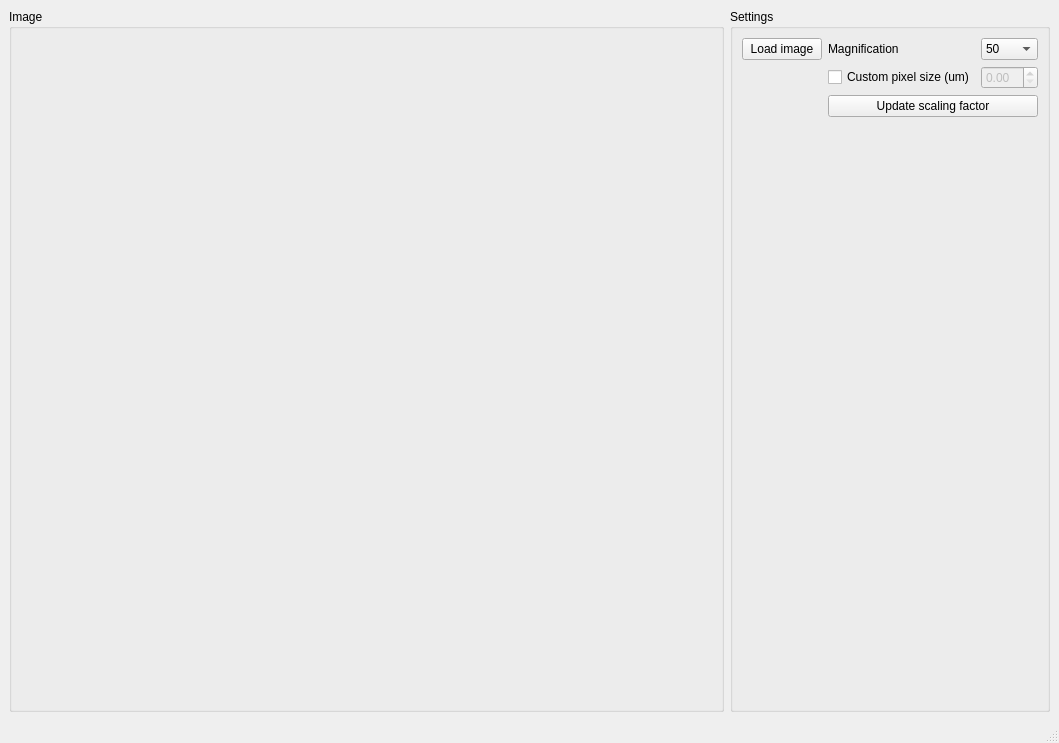
Above: PythonGUI_apps/Image_analysis/image_analysis_gui.ui from SarthakJariwala/Python_GUI_apps before the change. Below: the same form after it.
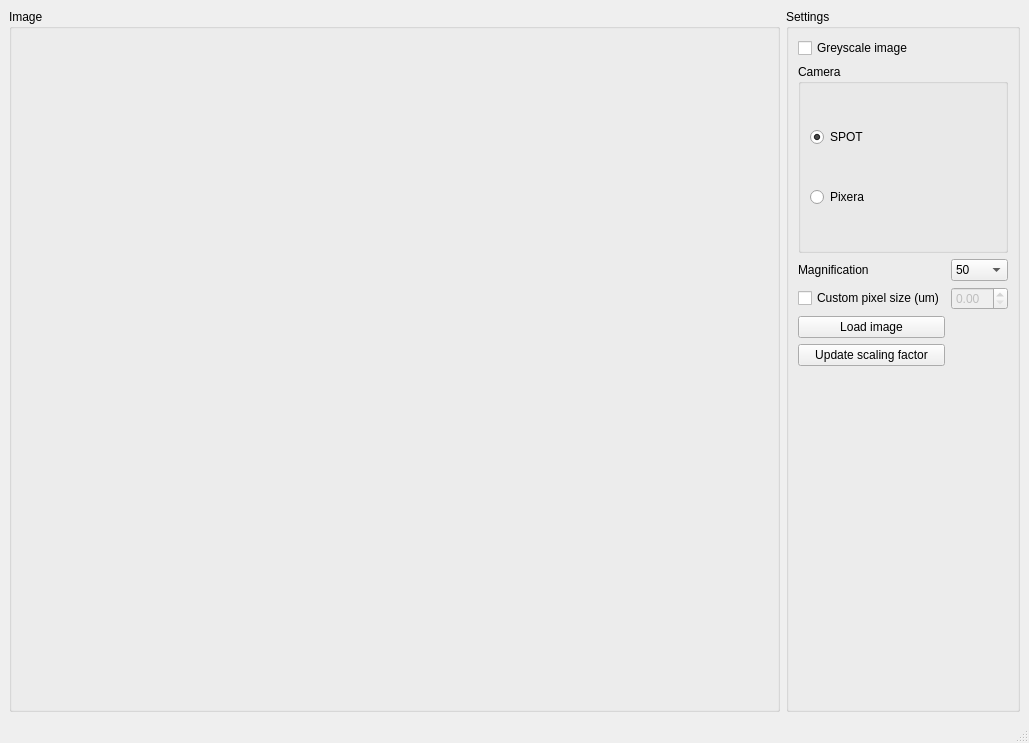
That is the form after the change.

Commit message: image_analysis: add grayscale option, flim: average instead of sum for line profile

```diff
--- a/PythonGUI_apps/Image_analysis/image_analysis_gui.ui
+++ b/PythonGUI_apps/Image_analysis/image_analysis_gui.ui
@@ -6,7 +6,7 @@
    <rect>
     <x>0</x>
     <y>0</y>
-    <width>1059</width>
+    <width>1029</width>
     <height>743</height>
    </rect>
   </property>
@@ -51,14 +51,21 @@
        </item>
        <item row="0" column="0">
         <layout class="QGridLayout" name="gridLayout">
-         <item row="1" column="2">
-          <widget class="QCheckBox" name="custom_pixel_size_checkBox">
+         <item row="6" column="0">
+          <widget class="QPushButton" name="load_image_pushButton">
            <property name="text">
-            <string>Custom pixel size (um)</string>
+            <string>Load image</string>
            </property>
           </widget>
          </item>
-         <item row="0" column="3">
+         <item row="0" column="0">
+          <widget class="QCheckBox" name="greyscale_checkBox">
+           <property name="text">
+            <string>Greyscale image</string>
+           </property>
+          </widget>
+         </item>
+         <item row="3" column="1">
           <widget class="QComboBox" name="magnification_comboBox">
            <item>
             <property name="text">
@@ -77,28 +84,54 @@
            </item>
           </widget>
          </item>
-         <item row="1" column="3">
+         <item row="3" column="0">
+          <widget class="QLabel" name="label_7">
+           <property name="text">
+            <string>Magnification</string>
+           </property>
+          </widget>
+         </item>
+         <item row="5" column="0">
+          <widget class="QCheckBox" name="custom_pixel_size_checkBox">
+           <property name="text">
+            <string>Custom pixel size (um)</string>
+           </property>
+          </widget>
+         </item>
+         <item row="5" column="1">
           <widget class="QDoubleSpinBox" name="custom_pixel_size_spinBox">
            <property name="enabled">
             <bool>false</bool>
            </property>
           </widget>
          </item>
-         <item row="0" column="2">
-          <widget class="QLabel" name="label_7">
-           <property name="text">
-            <string>Magnification</string>
+         <item row="2" column="0" colspan="2">
+          <widget class="QGroupBox" name="groupBox">
+           <property name="title">
+            <string>Camera</string>
            </property>
+           <layout class="QVBoxLayout" name="verticalLayout">
+            <item>
+             <widget class="QRadioButton" name="spot_radioButton">
+              <property name="text">
+               <string>SPOT</string>
+              </property>
+              <property name="checked">
+               <bool>true</bool>
+              </property>
+             </widget>
+            </item>
+            <item>
+             <widget class="QRadioButton" name="pixera_radioButton">
+              <property name="text">
+               <string>Pixera</string>
+              </property>
+             </widget>
+            </item>
+           </layout>
           </widget>
          </item>
-         <item row="0" column="0" colspan="2">
-          <widget class="QPushButton" name="load_image_pushButton">
-           <property name="text">
-            <string>Load image</string>
-           </property>
-          </widget>
-         </item>
-         <item row="2" column="2" colspan="2">
+         <item row="8" column="0">
           <widget class="QPushButton" name="update_scaling_factor_pushButton">
            <property name="text">
             <string>Update scaling factor</string>
```
Left out of the diff: 7 changed lines with no effect on the pictures. The commit also changes 2 other files.
